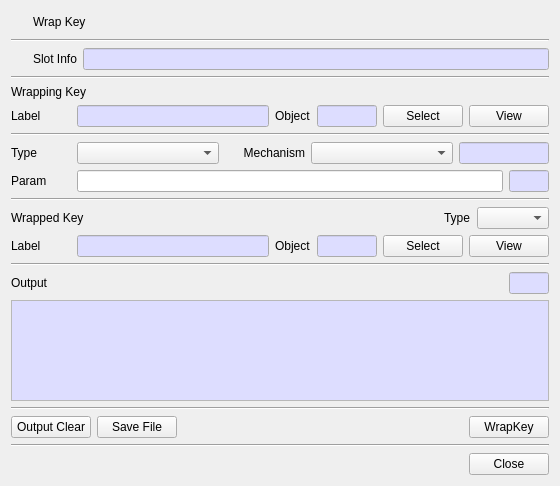
Old version of the form CryptokiMan/wrap_key_dlg.ui in the repository jykim74/CryptokiMan.
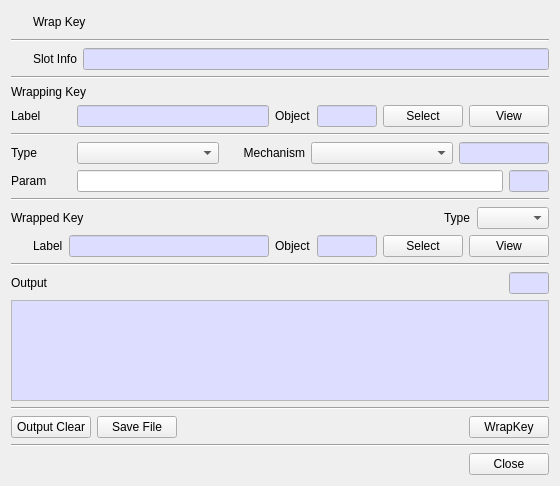
New version of the form. Icons and pictures are not drawn.

Patch:
```diff
--- a/CryptokiMan/wrap_key_dlg.ui
+++ b/CryptokiMan/wrap_key_dlg.ui
@@ -519,7 +519,14 @@
    </item>
    <item>
     <layout class="QGridLayout" name="gridLayout_5">
-     <item row="0" column="3">
+     <item row="0" column="6">
+      <widget class="QPushButton" name="mViewBtn">
+       <property name="text">
+        <string>View</string>
+       </property>
+      </widget>
+     </item>
+     <item row="0" column="4">
       <widget class="QLineEdit" name="mObjectText">
        <property name="maximumSize">
         <size>
@@ -569,7 +576,41 @@
        </property>
       </widget>
      </item>
-     <item row="0" column="4">
+     <item row="0" column="2">
+      <widget class="QLineEdit" name="mLabelText">
+       <property name="palette">
+        <palette>
+         <active>
+          <colorrole role="Base">
+           <brush brushstyle="SolidPattern">
+            <color alpha="255">
+             <red>221</red>
+             <green>221</green>
+             <blue>255</blue>
+            </color>
+           </brush>
+          </colorrole>
+         </active>
+         <inactive>
+          <colorrole role="Base">
+           <brush brushstyle="SolidPattern">
+            <color alpha="255">
+             <red>221</red>
+             <green>221</green>
+             <blue>255</blue>
+            </color>
+           </brush>
+          </colorrole>
+         </inactive>
+         <disabled/>
+        </palette>
+       </property>
+       <property name="readOnly">
+        <bool>true</bool>
+       </property>
+      </widget>
+     </item>
+     <item row="0" column="5">
       <widget class="QPushButton" name="mSelectBtn">
        <property name="text">
         <string>Select</string>
@@ -577,44 +618,10 @@
       </widget>
      </item>
      <item row="0" column="1">
-      <widget class="QLineEdit" name="mLabelText">
-       <property name="palette">
-        <palette>
-         <active>
-          <colorrole role="Base">
-           <brush brushstyle="SolidPattern">
-            <color alpha="255">
-             <red>221</red>
-             <green>221</green>
-             <blue>255</blue>
-            </color>
-           </brush>
-          </colorrole>
-         </active>
-         <inactive>
-          <colorrole role="Base">
-           <brush brushstyle="SolidPattern">
-            <color alpha="255">
-             <red>221</red>
-             <green>221</green>
-             <blue>255</blue>
-            </color>
-           </brush>
-          </colorrole>
-         </inactive>
-         <disabled/>
-        </palette>
-       </property>
-       <property name="readOnly">
-        <bool>true</bool>
-       </property>
-      </widget>
-     </item>
-     <item row="0" column="0">
       <widget class="QLabel" name="label_12">
        <property name="minimumSize">
         <size>
-         <width>60</width>
+         <width>0</width>
          <height>0</height>
         </size>
        </property>
@@ -629,17 +636,36 @@
        </property>
       </widget>
      </item>
-     <item row="0" column="2">
+     <item row="0" column="3">
       <widget class="QLabel" name="label_13">
        <property name="text">
         <string>Object</string>
        </property>
       </widget>
      </item>
-     <item row="0" column="5">
-      <widget class="QPushButton" name="mViewBtn">
+     <item row="0" column="0">
+      <widget class="QPushButton" name="pushButton_2">
+       <property name="minimumSize">
+        <size>
+         <width>16</width>
+         <height>0</height>
+        </size>
+       </property>
+       <property name="maximumSize">
+        <size>
+         <width>16</width>
+         <height>16777215</height>
+        </size>
+       </property>
        <property name="text">
-        <string>View</string>
+        <string/>
+       </property>
+       <property name="icon">
+        <iconset resource="cryptokiman.qrc">
+         <normaloff>:/images/hsm_man.png</normaloff>:/images/hsm_man.png</iconset>
+       </property>
+       <property name="flat">
+        <bool>true</bool>
        </property>
       </widget>
      </item>
```
